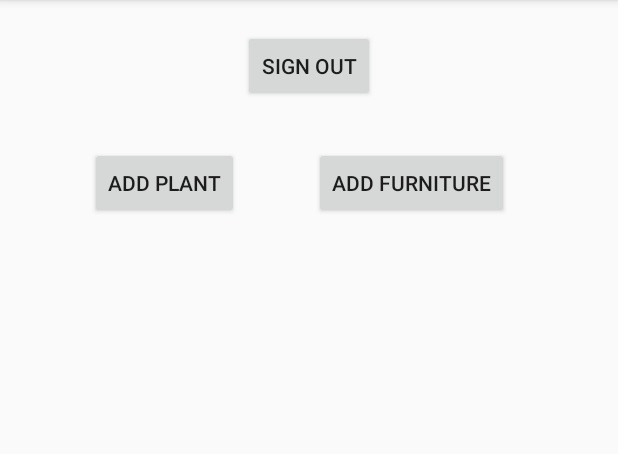
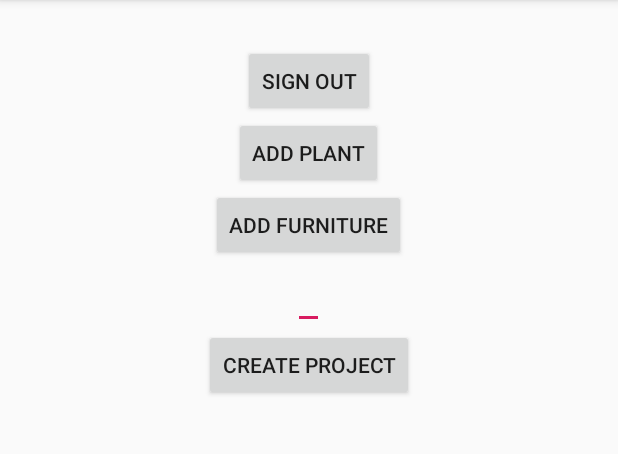
Before and after one commit to csillaboglarka/FieldSurvey, an Android app: the Profile screen opened directly, with no data from a screen before it, on a phone screen of 412 x 824 dp, the part 84-538 px from its top. Run offline under Robolectric (Android 15) with nearby library versions, the phone set to English and light mode, and no system bars; our stand-ins replace Firebase (no records; nobody signed in at launch, a user with empty details on screens opened directly).

Commit message:
Create projects Add plants and furniture to database Beata + Csilla

```diff
--- a/app/build.gradle
+++ b/app/build.gradle
@@ -33,6 +33,7 @@ dependencies {
     implementation 'com.google.firebase:firebase-analytics:17.2.0'
     implementation 'com.google.firebase:firebase-auth:19.1.0'
     implementation 'com.google.android.material:material:1.0.0'
+    implementation 'com.google.firebase:firebase-database:19.2.0'
 
 
 }
--- a/app/src/main/AndroidManifest.xml
+++ b/app/src/main/AndroidManifest.xml
@@ -9,7 +9,10 @@
         android:roundIcon="@mipmap/ic_launcher_round"
         android:supportsRtl="true"
         android:theme="@style/AppTheme">
-        <activity android:name=".Profile"></activity>
+        <activity android:name=".ProjectActivity"></activity>
+        <activity android:name=".AddFurnitureActivity" />
+        <activity android:name=".AddPlantActivity" />
+        <activity android:name=".Profile" />
         <activity android:name=".Register" />
         <activity android:name=".MainActivity">
             <intent-filter>
--- a/app/src/main/java/com/example/fieldsurvey/MainActivity.java
+++ b/app/src/main/java/com/example/fieldsurvey/MainActivity.java
@@ -51,6 +51,7 @@ public class MainActivity extends AppCompatActivity {
                     Log.d(TAG, "onAuthStateChanged:signed_in:" + user.getUid());
                 } else {
                     Log.d(TAG, "onAuthStateChanged:signed_out");
+
                 }
 
             }
--- a/app/src/main/res/layout/activity_data_manage.xml
+++ b/app/src/main/res/layout/activity_data_manage.xml
@@ -5,37 +5,59 @@
     android:layout_width="match_parent"
     android:layout_height="match_parent"
     tools:context=".Profile">
+    <RelativeLayout
+        android:layout_width="match_parent"
+        android:layout_height="match_parent"
+        android:orientation="vertical"
+        android:layout_marginLeft="30dp"
+        android:layout_marginRight="30dp"
+        android:layout_marginTop="30dp"
+        android:layout_marginBottom="30dp">
 
     <Button
         android:id="@+id/signOut"
         android:layout_width="wrap_content"
         android:layout_height="wrap_content"
-        android:layout_marginTop="20dp"
         android:onClick="signOut"
         android:text="@string/signout"
-        app:layout_constraintEnd_toEndOf="parent"
-        app:layout_constraintStart_toStartOf="parent"
-        app:layout_constraintTop_toTopOf="parent" />
+        android:layout_centerHorizontal="true"/>
 
     <Button
         android:id="@+id/btnaddplant"
         android:layout_width="wrap_content"
         android:layout_height="wrap_content"
-        android:layout_marginStart="60dp"
-        android:layout_marginTop="30dp"
+        android:layout_below="@id/signOut"
         android:onClick="addPlant"
+        android:layout_centerHorizontal="true"
         android:text="@string/btnAddPlant"
-        app:layout_constraintStart_toStartOf="parent"
-        app:layout_constraintTop_toBottomOf="@+id/signOut" />
+      />
 
     <Button
         android:id="@+id/btnaddfurniture"
         android:layout_width="wrap_content"
         android:layout_height="wrap_content"
-        android:layout_marginStart="50dp"
-        android:layout_marginTop="30dp"
+        android:layout_below="@id/btnaddplant"
         android:onClick="addFurniture"
+        android:layout_centerHorizontal="true"
         android:text="@string/btnAddFurniture"
-        app:layout_constraintStart_toEndOf="@+id/btnaddplant"
-        app:layout_constraintTop_toBottomOf="@+id/signOut" />
+        />
+        <EditText
+            android:id="@+id/etNewProject"
+            android:layout_width="wrap_content"
+            android:layout_height="wrap_content"
+            android:layout_below="@id/btnaddfurniture"
+            android:layout_centerHorizontal="true"
+         />
+
+        <Button
+            android:id="@+id/btnNewProject"
+            android:layout_width="wrap_content"
+            android:layout_height="wrap_content"
+            android:layout_below="@id/etNewProject"
+            android:layout_centerHorizontal="true"
+            android:onClick="CreateNewProject"
+            android:text="Create Project" />
+
+    </RelativeLayout>
+
 </androidx.constraintlayout.widget.ConstraintLayout>
```
Also changed, not shown: app/src/main/java/com/example/fieldsurvey/AddFurnitureActivity.java (added, +49 -0 lines), app/src/main/java/com/example/fieldsurvey/AddPlantActivity.java (added, +47 -0 lines), app/src/main/java/com/example/fieldsurvey/Classes/Furniture.java (+5 -5 lines), app/src/main/java/com/example/fieldsurvey/Classes/FurnitureProperties.java (+4 -4 lines), app/src/main/java/com/example/fieldsurvey/Classes/Plant.java (+10 -10 lines), app/src/main/java/com/example/fieldsurvey/Classes/PlantProperties.java (+4 -4 lines), app/src/main/java/com/example/fieldsurvey/DataBase/FirebaseDataHelper.java (+29 -3 lines), app/src/main/java/com/example/fieldsurvey/Profile.java (+34 -6 lines), app/src/main/java/com/example/fieldsurvey/ProjectActivity.java (added, +14 -0 lines), app/src/main/res/layout/activity_add_furniture.xml (renamed from app/src/main/res/layout/furnitureform.xml, +4 -4 lines), app/src/main/res/layout/activity_add_plant.xml (renamed from app/src/main/res/layout/plantform.xml, +6 -5 lines), app/src/main/res/layout/activity_project.xml (added, +9 -0 lines), app/src/main/res/values/strings.xml (+18 -0 lines).
